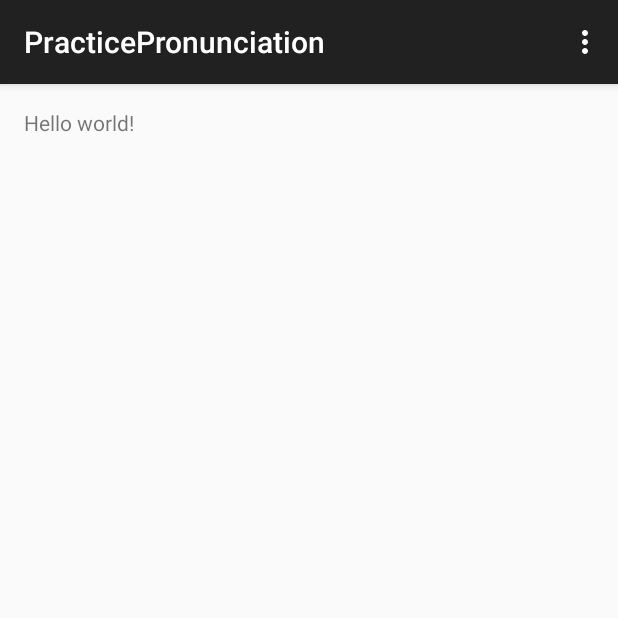
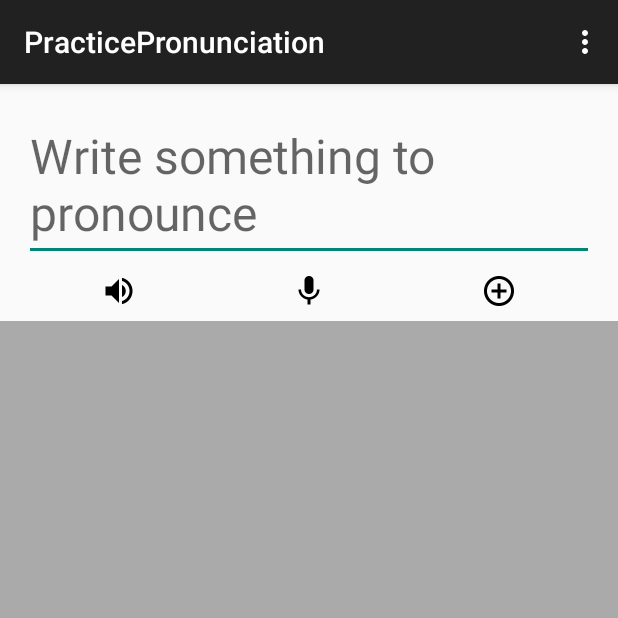
Before and after one commit to jivimberg/PracticePronunciation, an Android app: the screen it shows after launch (MainActivity), on a phone screen of 412 x 824 dp, the top half of it. Run offline under Robolectric (Android 15) with nearby library versions, the phone set to English and light mode, and no system bars.

Commit message:
Layout done

```diff
--- a/app/src/main/res/layout/fragment_main.xml
+++ b/app/src/main/res/layout/fragment_main.xml
@@ -1,12 +1,80 @@
 <RelativeLayout xmlns:android="http://schemas.android.com/apk/res/android"
     xmlns:tools="http://schemas.android.com/tools" android:layout_width="match_parent"
-    android:layout_height="match_parent" android:paddingLeft="@dimen/activity_horizontal_margin"
-    android:paddingRight="@dimen/activity_horizontal_margin"
+    android:layout_height="match_parent"
     android:paddingTop="@dimen/activity_vertical_margin"
-    android:paddingBottom="@dimen/activity_vertical_margin"
     tools:context=".MainActivity$PlaceholderFragment">
 
-    <TextView android:text="@string/hello_world" android:layout_width="wrap_content"
-        android:layout_height="wrap_content" />
+    <LinearLayout
+        android:id="@+id/pronounce_box"
+        android:orientation="vertical"
+        android:layout_width="fill_parent"
+        android:paddingLeft="@dimen/activity_horizontal_margin"
+        android:paddingRight="@dimen/activity_horizontal_margin"
+        android:elevation="1sp"
+        android:layout_height="wrap_content">
+
+        <EditText
+            android:layout_width="fill_parent"
+            android:layout_height="wrap_content"
+            android:inputType="textMultiLine"
+            android:ems="10"
+            android:textSize="32sp"
+            android:hint="@string/pronounce_hint"
+            android:id="@+id/editText" />
+
+        <LinearLayout
+            android:id="@+id/actions"
+            android:orientation="horizontal"
+            android:layout_width="fill_parent"
+            android:layout_height="wrap_content"
+            android:gravity="center">
+
+
+            <ImageButton
+                android:layout_width="wrap_content"
+                android:layout_height="wrap_content"
+                android:layout_weight="1"
+                android:id="@+id/listen_button"
+                android:src="@drawable/ic_av_volume_up"
+                android:background="@null"
+                android:contentDescription="@string/listen" />
+
+            <ImageButton
+                android:layout_width="wrap_content"
+                android:layout_height="wrap_content"
+                android:layout_weight="1"
+                android:src="@drawable/ic_av_mic"
+                android:id="@+id/speak_button"
+                android:background="@null"
+                android:contentDescription="@string/speak"/>
+
+            <ImageButton
+                android:layout_width="wrap_content"
+                android:layout_height="wrap_content"
+                android:layout_weight="1"
+                android:src="@drawable/ic_content_add_circle_outline"
+                android:id="@+id/add_button"
+                android:background="@null"
+                android:contentDescription="@string/add"/>
+        </LinearLayout>
+
+    </LinearLayout>
+
+    <FrameLayout
+        android:layout_width="fill_parent"
+        android:layout_height="fill_parent"
+        android:layout_below="@+id/pronounce_box"
+        android:paddingLeft="@dimen/activity_horizontal_margin"
+        android:paddingRight="@dimen/activity_horizontal_margin"
+        android:paddingTop="@dimen/activity_vertical_margin"
+        android:background="@android:color/darker_gray">
+
+        <ListView
+            android:layout_width="fill_parent"
+            android:layout_height="wrap_content"
+            android:id="@+id/word_list"
+            android:background="#fff3f3f3"
+            android:layout_gravity="center_horizontal"/>
+    </FrameLayout>
 
 </RelativeLayout>
--- a/app/src/main/res/values/strings.xml
+++ b/app/src/main/res/values/strings.xml
@@ -4,5 +4,9 @@
     <string name="app_name">PracticePronunciation</string>
     <string name="hello_world">Hello world!</string>
     <string name="action_settings">Settings</string>
+    <string name="speak">Speak</string>
+    <string name="listen">listen</string>
+    <string name="add">add</string>
+    <string name="pronounce_hint">Write something to pronounce</string>
 
 </resources>
```
Also changed, not shown: app/src/main/res/drawable-hdpi/ic_av_mic.png (added), app/src/main/res/drawable-hdpi/ic_av_volume_up.png (added), app/src/main/res/drawable-hdpi/ic_content_add_circle_outline.png (added), app/src/main/res/drawable-hdpi/ic_content_remove_circle_outline.png (added), app/src/main/res/drawable-mdpi/ic_av_mic.png (added), app/src/main/res/drawable-mdpi/ic_av_volume_up.png (added), app/src/main/res/drawable-mdpi/ic_content_add_circle_outline.png (added), app/src/main/res/drawable-mdpi/ic_content_remove_circle_outline.png (added), app/src/main/res/drawable-xhdpi/ic_av_mic.png (added), app/src/main/res/drawable-xhdpi/ic_av_volume_up.png (added), app/src/main/res/drawable-xhdpi/ic_content_add_circle_outline.png (added), app/src/main/res/drawable-xhdpi/ic_content_remove_circle_outline.png (added), app/src/main/res/drawable-xxhdpi/ic_av_mic.png (added), app/src/main/res/drawable-xxhdpi/ic_av_volume_up.png (added), 2 more files.
